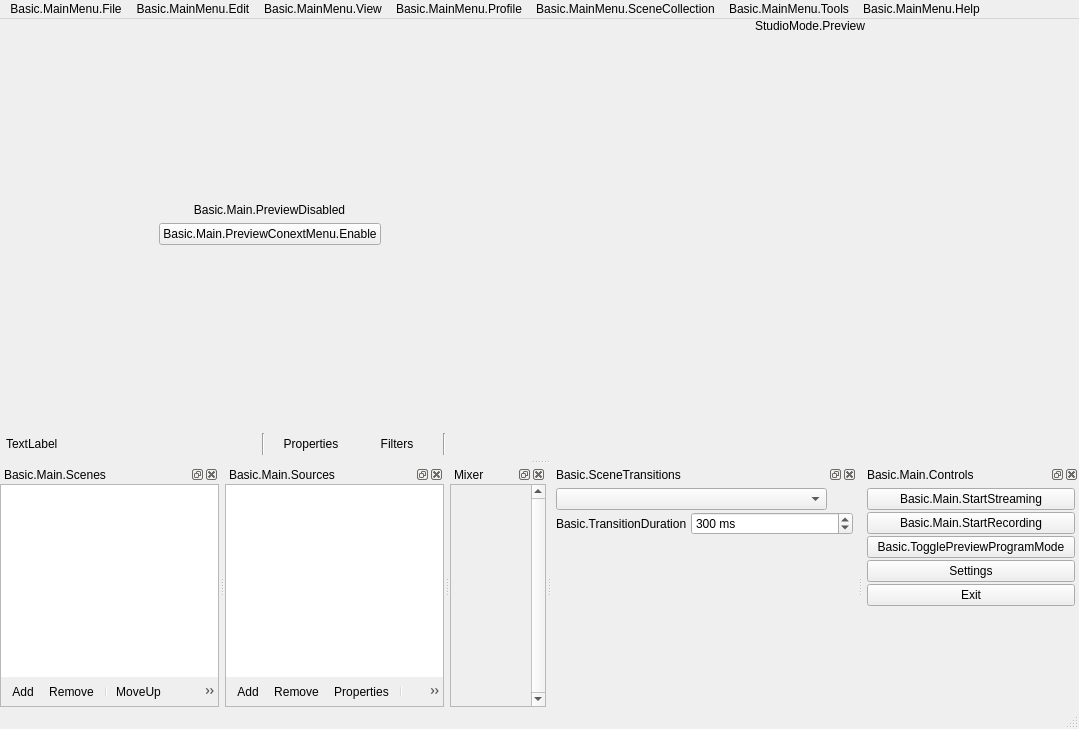
The window that UI/forms/OBSBasic.ui (kirahan/obs_customization) describes before a commit, drawn with Qt 5.
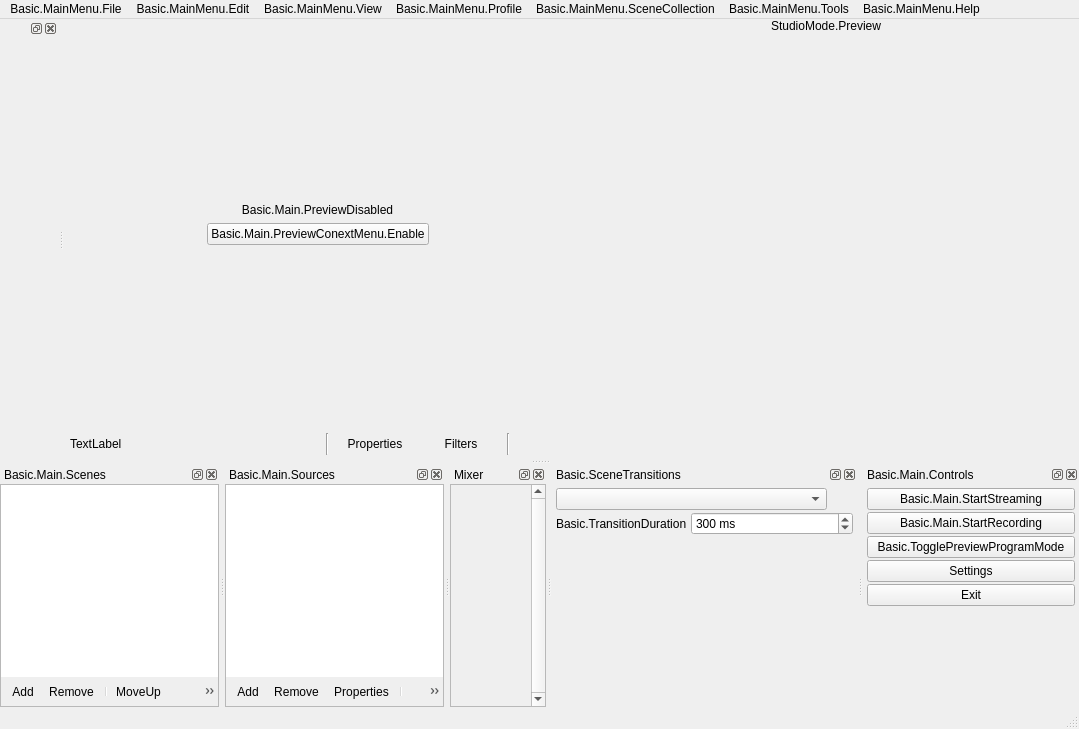
The same window after the commit. Icons and pictures are not drawn. Custom widgets are drawn as their Qt base class.

Patch:
```diff
--- a/UI/forms/OBSBasic.ui
+++ b/UI/forms/OBSBasic.ui
@@ -1400,6 +1400,12 @@
     </layout>
    </widget>
   </widget>
+  <widget class="QDockWidget" name="courseDock">
+   <attribute name="dockWidgetArea">
+    <number>1</number>
+   </attribute>
+   <widget class="QWidget" name="dockWidgetContents"/>
+  </widget>
   <action name="actionAddScene">
    <property name="icon">
     <iconset>
```
